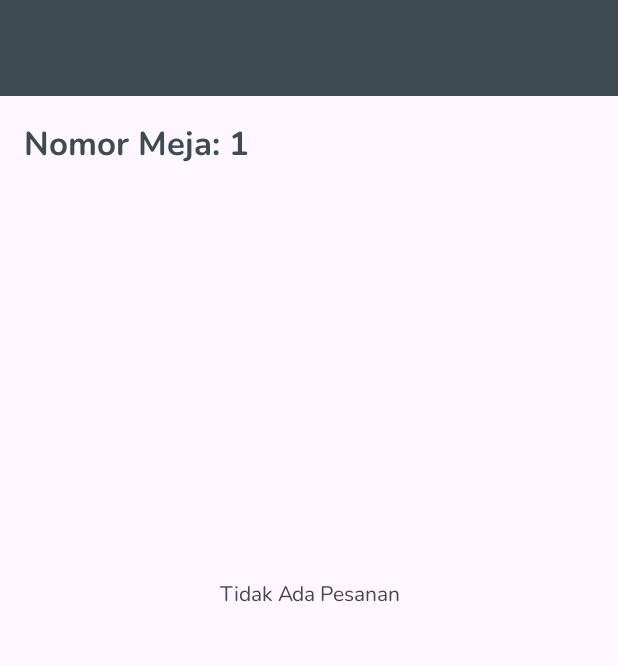
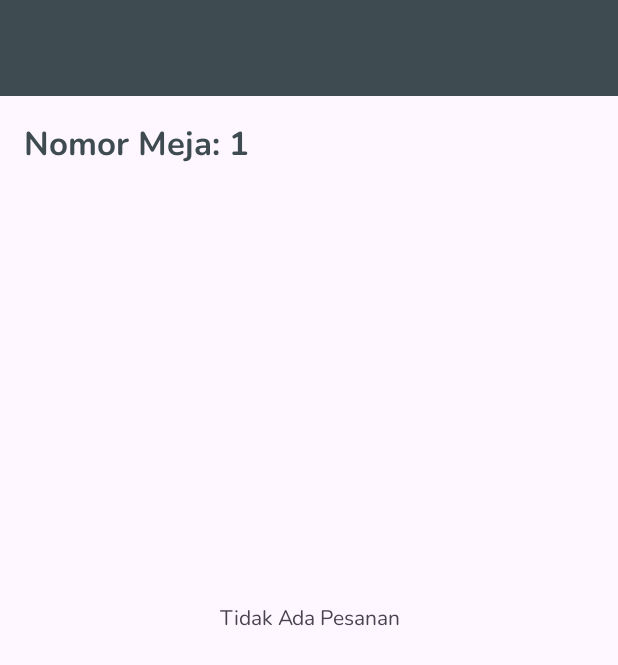
Before and after one commit to BayuNindioko/Eatsy, an Android app: the layout activity_pesanan.xml on its own in the app's theme, with its tools: preview values and no code run, on a phone screen of 412 x 824 dp. Shown: the top 665 px of the screen. Run offline under Robolectric (Android 15) with nearby library versions, the phone set to English and light mode, and no system bars.

Commit message:
theme update

```diff
--- a/Eatsy-app/app/src/main/res/layout/activity_pesanan.xml
+++ b/Eatsy-app/app/src/main/res/layout/activity_pesanan.xml
@@ -4,8 +4,7 @@
     xmlns:tools="http://schemas.android.com/tools"
     android:layout_width="match_parent"
     android:layout_height="match_parent"
-    tools:context=".pesanan.PesananActivity"
-    android:paddingBottom="32dp">
+    tools:context=".pesanan.PesananActivity">
 
     <com.google.android.material.appbar.MaterialToolbar
         android:id="@+id/toolbar"
@@ -35,15 +34,13 @@
     <androidx.recyclerview.widget.RecyclerView
         android:id="@+id/recyclerView"
         android:layout_width="match_parent"
-        android:layout_height="wrap_content"
+        android:layout_height="0dp"
         android:layout_marginTop="10dp"
         app:layout_constraintBottom_toBottomOf="parent"
         app:layout_constraintEnd_toEndOf="parent"
         app:layout_constraintHorizontal_bias="1.0"
         app:layout_constraintStart_toStartOf="parent"
-        app:layout_constraintTop_toBottomOf="@+id/number_circle"
-        app:layout_constraintVertical_bias="0.04"
-        android:paddingBottom="200dp"/>
+        app:layout_constraintTop_toBottomOf="@+id/number_circle" />
 
     <TextView
         android:id="@+id/tvEmptyMessage"
--- a/Eatsy-app/app/src/main/res/values-night/themes.xml
+++ b/Eatsy-app/app/src/main/res/values-night/themes.xml
@@ -1,6 +1,6 @@
 <resources xmlns:tools="http://schemas.android.com/tools">
     <!-- Base application theme. -->
-    <style name="Base.Theme.MyApplication" parent="Theme.Material3.DayNight.NoActionBar">
+    <style name="Base.Theme.MyApplication" parent="Theme.Material3.Light.NoActionBar">
         <!-- Customize your light theme here. -->
         <item name="android:logo">@drawable/logo</item>
 
```
